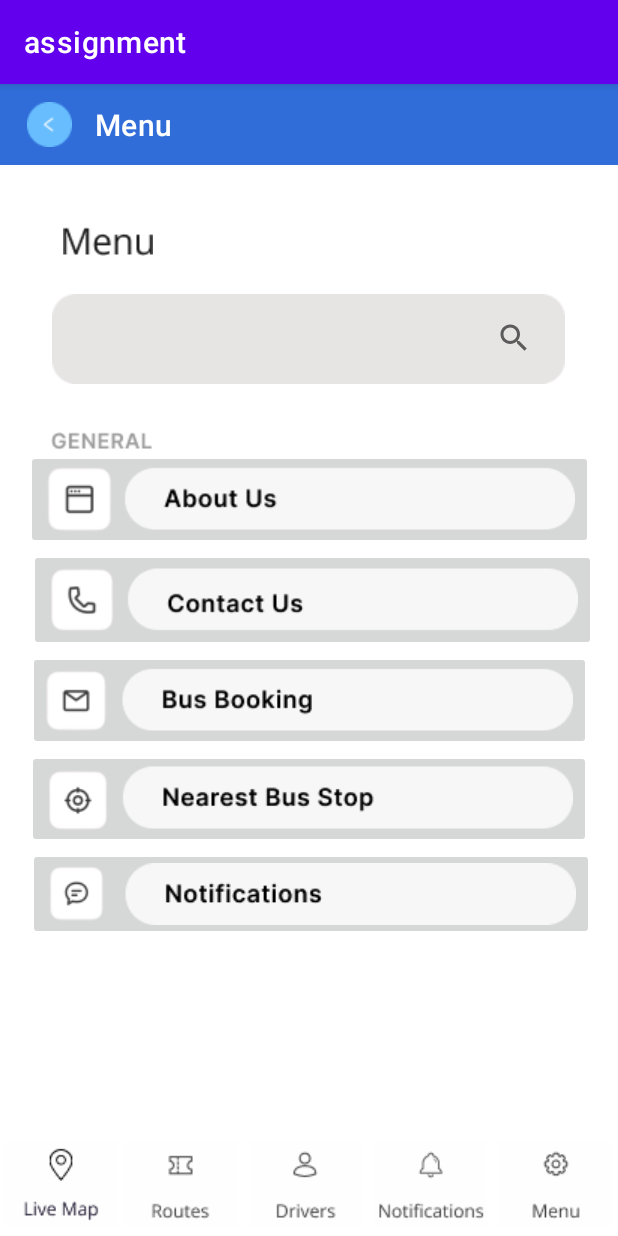
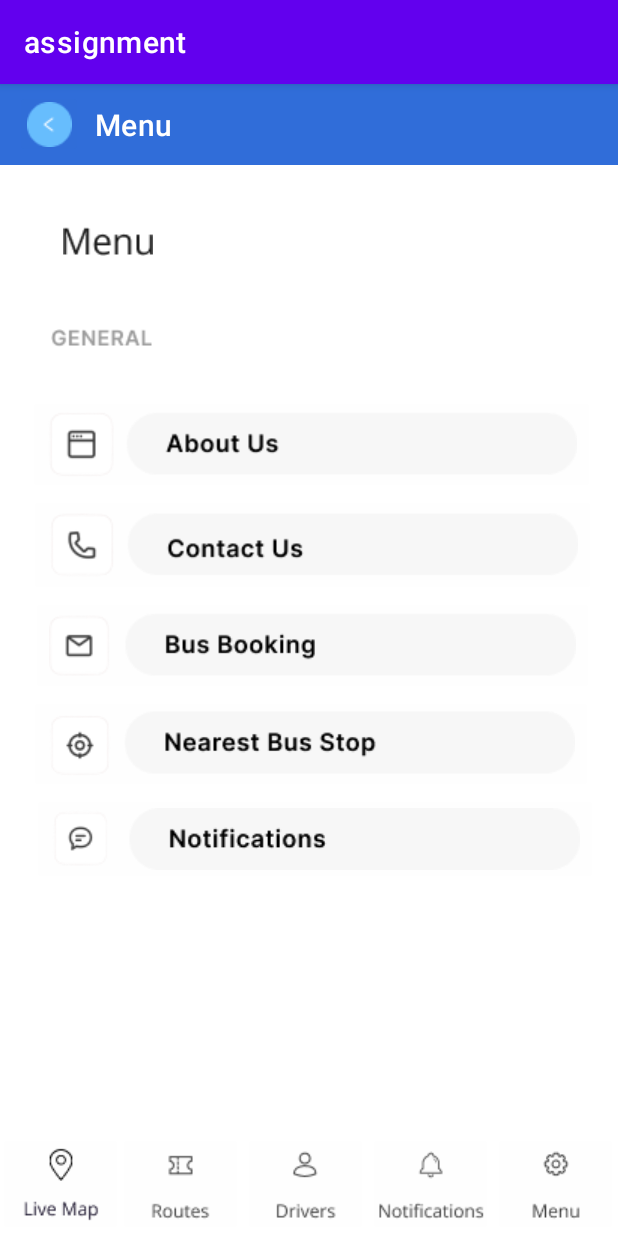
Before and after one commit to nurayyna/MAD, an Android app: the screen it shows after launch (MainActivity), on a phone screen of 412 x 824 dp. Run offline under Robolectric (Android 15) with nearby library versions, the phone set to English and light mode, and no system bars.

Commit message:
new list for bus stop and changes in navigation graph

```diff
--- a/app/src/main/java/com/example/assignment/menu.java
+++ b/app/src/main/java/com/example/assignment/menu.java
@@ -81,7 +81,7 @@ public class menu extends Fragment {
         BtnBusBooking.setOnClickListener(BusBooking);
 
         ImageButton BtnNearestBusStop = view.findViewById(R.id.NearestBusStopBtn);
-        View.OnClickListener BusStop = v -> Navigation.findNavController(view).navigate(R.id.action_menu_to_nearestBusStop);
+        View.OnClickListener BusStop = v -> Navigation.findNavController(view).navigate(R.id.action_menu_to_listBusStop);
         BtnNearestBusStop.setOnClickListener(BusStop);
 
         ImageButton BtnNotification = view.findViewById(R.id.NotificationBtn);
--- a/app/src/main/res/layout/fragment_menu.xml
+++ b/app/src/main/res/layout/fragment_menu.xml
@@ -6,18 +6,6 @@
     android:layout_height="match_parent"
     tools:context=".menu">
 
-    <ImageView
-        android:id="@+id/yourdestinationbox2"
-        android:layout_width="wrap_content"
-        android:layout_height="wrap_content"
-        app:layout_constraintBottom_toBottomOf="parent"
-        app:layout_constraintEnd_toEndOf="parent"
-        app:layout_constraintHorizontal_bias="0.492"
-        app:layout_constraintStart_toStartOf="parent"
-        app:layout_constraintTop_toTopOf="parent"
-        app:layout_constraintVertical_bias="0.198"
-        app:srcCompat="@drawable/frame_210__1_" />
-
     <androidx.appcompat.widget.Toolbar
         android:id="@+id/appBar6"
         android:layout_width="419dp"
@@ -25,12 +13,10 @@
         android:background="#306DD9"
         android:minHeight="?attr/actionBarSize"
         android:theme="?attr/actionBarTheme"
-        app:layout_constraintBottom_toBottomOf="parent"
         app:layout_constraintEnd_toEndOf="parent"
         app:layout_constraintHorizontal_bias="1.0"
         app:layout_constraintStart_toStartOf="parent"
         app:layout_constraintTop_toTopOf="parent"
-        app:layout_constraintVertical_bias="0.0"
         app:title="Menu"
         app:titleMarginStart="70dp" />
 
@@ -55,7 +41,7 @@
         app:layout_constraintHorizontal_bias="0.099"
         app:layout_constraintStart_toStartOf="parent"
         app:layout_constraintTop_toTopOf="parent"
-        app:layout_constraintVertical_bias="0.307"
+        app:layout_constraintVertical_bias="0.216"
         app:srcCompat="@drawable/general" />
 
     <ImageButton
@@ -130,22 +116,11 @@
         app:layout_constraintStart_toStartOf="parent"
         app:srcCompat="@drawable/frame_9" />
 
-    <SearchView
-        android:id="@+id/searchButton"
-        android:layout_width="58dp"
-        android:layout_height="58dp"
-        android:visibility="visible"
-        app:layout_constraintBottom_toBottomOf="@+id/yourdestinationbox2"
-        app:layout_constraintEnd_toEndOf="@+id/yourdestinationbox2"
-        app:layout_constraintHorizontal_bias="1.0"
-        app:layout_constraintStart_toStartOf="@+id/yourdestinationbox2"
-        app:layout_constraintTop_toTopOf="@+id/yourdestinationbox2"
-        app:layout_constraintVertical_bias="0.0" />
-
     <ImageButton
         android:id="@+id/ContactUsBtn"
         android:layout_width="wrap_content"
         android:layout_height="wrap_content"
+        android:backgroundTint="#FEFEFE"
         android:src="@drawable/frame_7312"
         app:layout_constraintEnd_toEndOf="parent"
         app:layout_constraintHorizontal_bias="0.575"
@@ -156,8 +131,11 @@
         android:id="@+id/AboutUsBtn"
         android:layout_width="wrap_content"
         android:layout_height="wrap_content"
+        android:layout_marginTop="32dp"
+        android:backgroundTint="#FEFEFE"
         android:src="@drawable/frame_7313"
         app:layout_constraintEnd_toEndOf="parent"
+        app:layout_constraintHorizontal_bias="0.545"
         app:layout_constraintStart_toStartOf="parent"
         app:layout_constraintTop_toBottomOf="@+id/generaltext2" />
 
@@ -165,8 +143,10 @@
         android:id="@+id/BusBookingBtn"
         android:layout_width="wrap_content"
         android:layout_height="wrap_content"
+        android:backgroundTint="#FEFEFE"
         android:src="@drawable/frame_7314"
         app:layout_constraintEnd_toEndOf="parent"
+        app:layout_constraintHorizontal_bias="0.567"
         app:layout_constraintStart_toStartOf="parent"
         app:layout_constraintTop_toBottomOf="@+id/ContactUsBtn" />
 
@@ -174,8 +154,10 @@
         android:id="@+id/NearestBusStopBtn"
         android:layout_width="wrap_content"
         android:layout_height="wrap_content"
+        android:backgroundTint="#FEFEFE"
         android:src="@drawable/frame_7315__1_"
         app:layout_constraintEnd_toEndOf="parent"
+        app:layout_constraintHorizontal_bias="0.542"
         app:layout_constraintStart_toStartOf="parent"
         app:layout_constraintTop_toBottomOf="@+id/BusBookingBtn" />
 
@@ -183,10 +165,11 @@
         android:id="@+id/NotificationBtn"
         android:layout_width="wrap_content"
         android:layout_height="wrap_content"
+        android:backgroundTint="#FEFEFE"
         android:src="@drawable/frame_7316"
         app:layout_constraintBottom_toBottomOf="parent"
         app:layout_constraintEnd_toEndOf="parent"
-        app:layout_constraintHorizontal_bias="0.529"
+        app:layout_constraintHorizontal_bias="0.617"
         app:layout_constraintStart_toStartOf="parent"
         app:layout_constraintTop_toBottomOf="@+id/NearestBusStopBtn"
         app:layout_constraintVertical_bias="0.0" />
--- a/app/src/main/res/navigation/nav_graph.xml
+++ b/app/src/main/res/navigation/nav_graph.xml
@@ -38,8 +38,8 @@
             android:id="@+id/action_menu_to_notification"
             app:destination="@id/notification" />
         <action
-            android:id="@+id/action_menu_to_nearestBusStop"
-            app:destination="@id/nearestBusStop" />
+            android:id="@+id/action_menu_to_listBusStop"
+            app:destination="@id/listBusStop" />
     </fragment>
     <fragment
         android:id="@+id/notification"
@@ -47,9 +47,9 @@
         android:label="fragment_notification"
         tools:layout="@layout/fragment_notification" />
     <fragment
-        android:id="@+id/nearestBusStop"
-        android:name="com.example.assignment.NearestBusStop"
-        android:label="fragment_nearest_bus_stop"
-        tools:layout="@layout/fragment_nearest_bus_stop" />
+        android:id="@+id/listBusStop"
+        android:name="com.example.assignment.ListBusStop"
+        android:label="fragment_list_bus_stop"
+        tools:layout="@layout/fragment_list_bus_stop" />
 
 </navigation>
```
Also changed, not shown: app/src/main/java/com/example/assignment/Item.java (+17 -8 lines), app/src/main/java/com/example/assignment/ListBusStop.java (added, +123 -0 lines), app/src/main/java/com/example/assignment/MyAdapter.java (added, +68 -0 lines), app/src/main/java/com/example/assignment/NearestBusStop.java (+25 -24 lines), app/src/main/res/layout/fragment_list_bus_stop.xml (added, +12 -0 lines).
